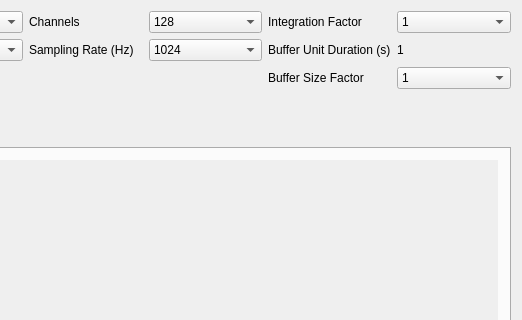
Before: the Qt Designer form src/mainwindow.ui in dreademarco/Spectrometer, drawn with Qt 5; both pictures show x 221 to 743 and y 0 to 320 of the 743 by 443 pixel window.
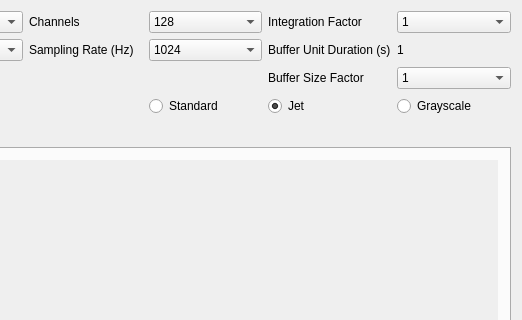
After: the same form once the commit is applied. Custom widgets are drawn as their Qt base class.

Patch:
```diff
--- a/src/mainwindow.ui
+++ b/src/mainwindow.ui
@@ -11,7 +11,10 @@
    </rect>
   </property>
   <property name="windowTitle">
-   <string>MainWindow</string>
+   <string>ISSA Spectrometer</string>
+  </property>
+  <property name="autoFillBackground">
+   <bool>false</bool>
   </property>
   <widget class="QWidget" name="centralWidget">
    <layout class="QVBoxLayout" name="verticalLayout">
@@ -267,6 +270,30 @@
         </property>
        </widget>
       </item>
+      <item row="3" column="3">
+       <widget class="QRadioButton" name="stdRadioButton">
+        <property name="text">
+         <string>Standard</string>
+        </property>
+       </widget>
+      </item>
+      <item row="3" column="4">
+       <widget class="QRadioButton" name="jetRadioButton">
+        <property name="text">
+         <string>Jet</string>
+        </property>
+        <property name="checked">
+         <bool>true</bool>
+        </property>
+       </widget>
+      </item>
+      <item row="3" column="5">
+       <widget class="QRadioButton" name="grayRadioButton">
+        <property name="text">
+         <string>Grayscale</string>
+        </property>
+       </widget>
+      </item>
      </layout>
     </item>
     <item>
```
